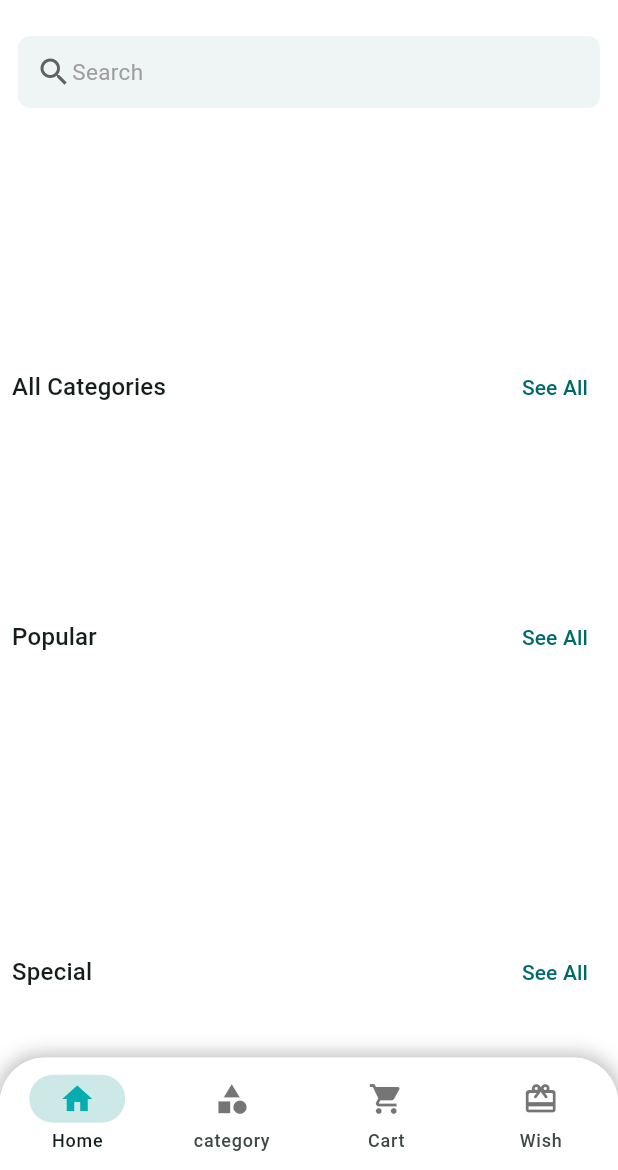
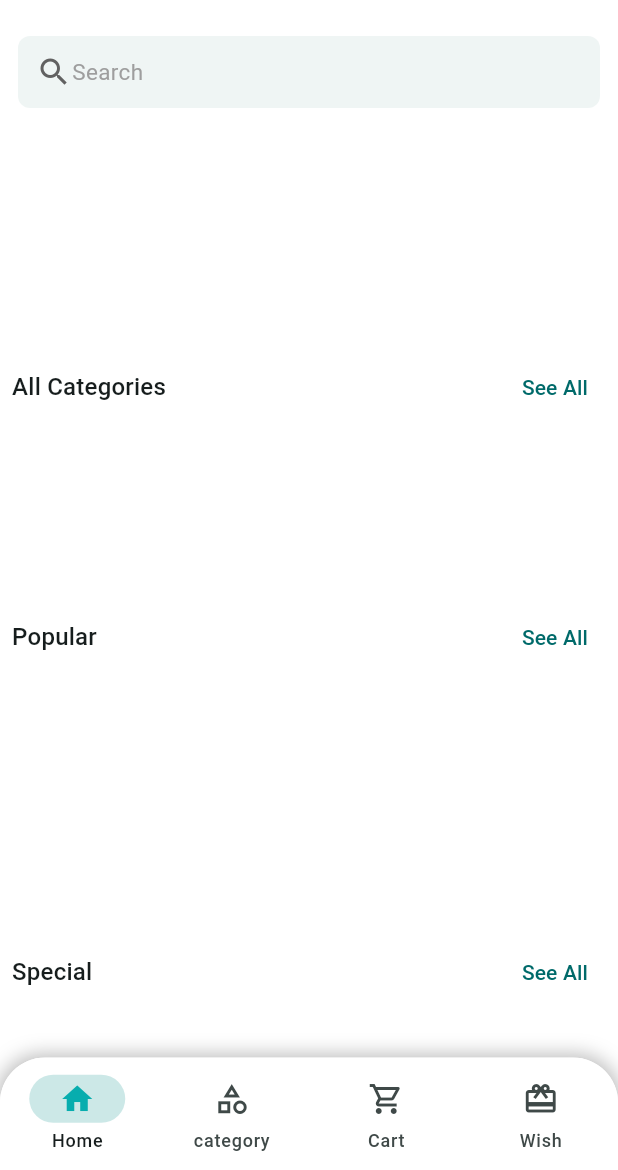
Before and after one commit to sokeb/crafty_bay, a Flutter app: the screen it shows after launch, on a phone screen of 412 x 824 dp, the part 66-1236 px from its top. Run offline on Flutter 3.47's test engine with Material 3 defaults, Android fonts, the phone set to English and light mode, and no system bars; our stand-ins replace flutter_svg, get, jwt_decoder, logger, lottie, pin_code_fields and 3 more; missing offline and left inert: item_count_number_button; accounts and stored records are empty; network calls fail.

Commit message:
minor bug fixed

```diff
--- a/lib/presentation/ui/screen/main_bottom_nav_screen.dart
+++ b/lib/presentation/ui/screen/main_bottom_nav_screen.dart
@@ -10,7 +10,6 @@ import 'package:crafty_bay_app/presentation/ui/screen/wish_list_screen.dart';
 import 'package:crafty_bay_app/presentation/ui/utils/app_color.dart';
 import 'package:flutter/material.dart';
 import 'package:get/get.dart';
-
 import '../../state_holder/categories_list_controller.dart';
 import '../../state_holder/search_controller.dart';
 import '../../state_holder/slider_list_controller.dart';
@@ -80,30 +79,34 @@ class _MainBottomNavScreenState extends State<MainBottomNavScreen> {
               backgroundColor: Colors.white,
               selectedIndex: _navbarController.selectedIndex,
               onDestinationSelected: _navbarController.changeIndex,
-              destinations: [
+              destinations: const [
                 NavigationDestination(
-                    icon: Icon(Icons.home,
-                        color: _navbarController.selectedIndex == 0
-                            ? AppColors.themeColor
-                            : Colors.black54),
-                    label: 'Home'),
+                  icon: Icon(Icons.home_outlined),
+                  selectedIcon: Icon(Icons.home, color: AppColors.themeColor),
+                  label: 'Home',
+                ),
                 NavigationDestination(
-                    icon: Icon(Icons.category,
-                        color: _navbarController.selectedIndex == 1
-                            ? AppColors.themeColor
-                            : Colors.black54),
+                    icon: Icon(Icons.category_outlined),
+                    selectedIcon:
+                        Icon(Icons.category, color: AppColors.themeColor),
                     label: 'category'),
                 NavigationDestination(
-                    icon: Icon(Icons.shopping_cart,
-                        color: _navbarController.selectedIndex == 2
-                            ? AppColors.themeColor
-                            : Colors.black54),
+                    selectedIcon: Icon(
+                      Icons.shopping_cart,
+                      color: AppColors.themeColor,
+                    ),
+                    icon: Icon(
+                      Icons.shopping_cart_outlined,
+                    ),
                     label: 'Cart'),
                 NavigationDestination(
-                  icon: Icon(Icons.card_giftcard_rounded,
-                      color: _navbarController.selectedIndex == 3
-                          ? AppColors.themeColor
-                          : Colors.black54),
+                  icon: Icon(
+                    Icons.card_giftcard,
+                  ),
+                  selectedIcon: Icon(
+                    Icons.card_giftcard_rounded,
+                    color: AppColors.themeColor,
+                  ),
                   label: 'Wish',
                 ),
               ],
```
